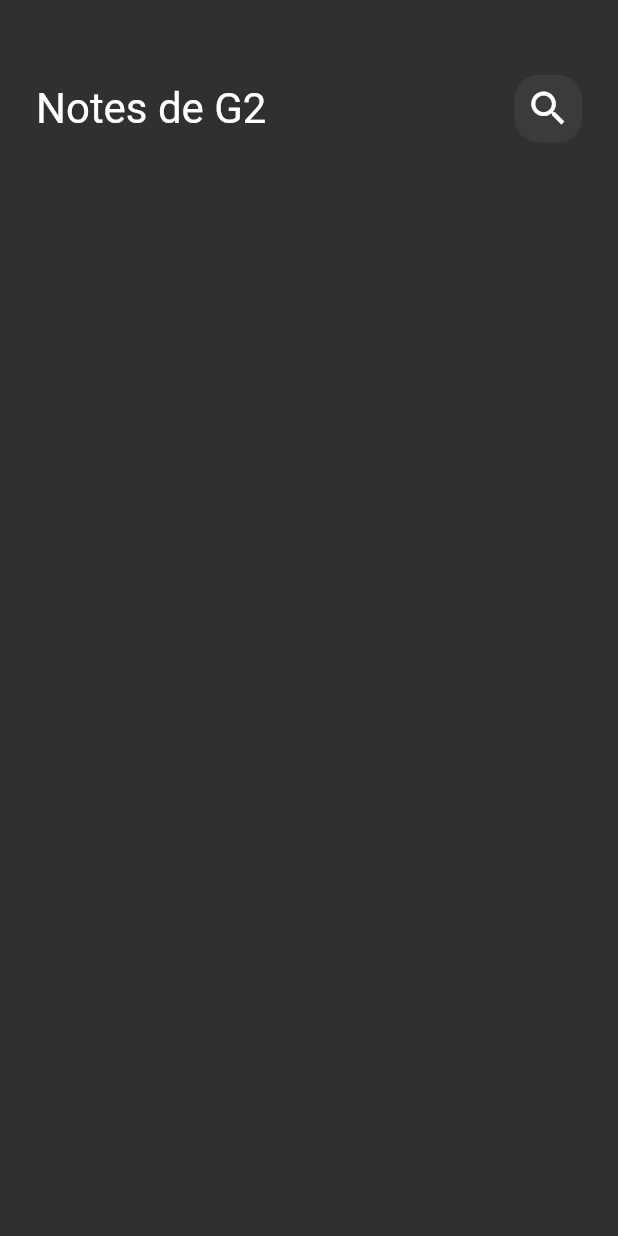
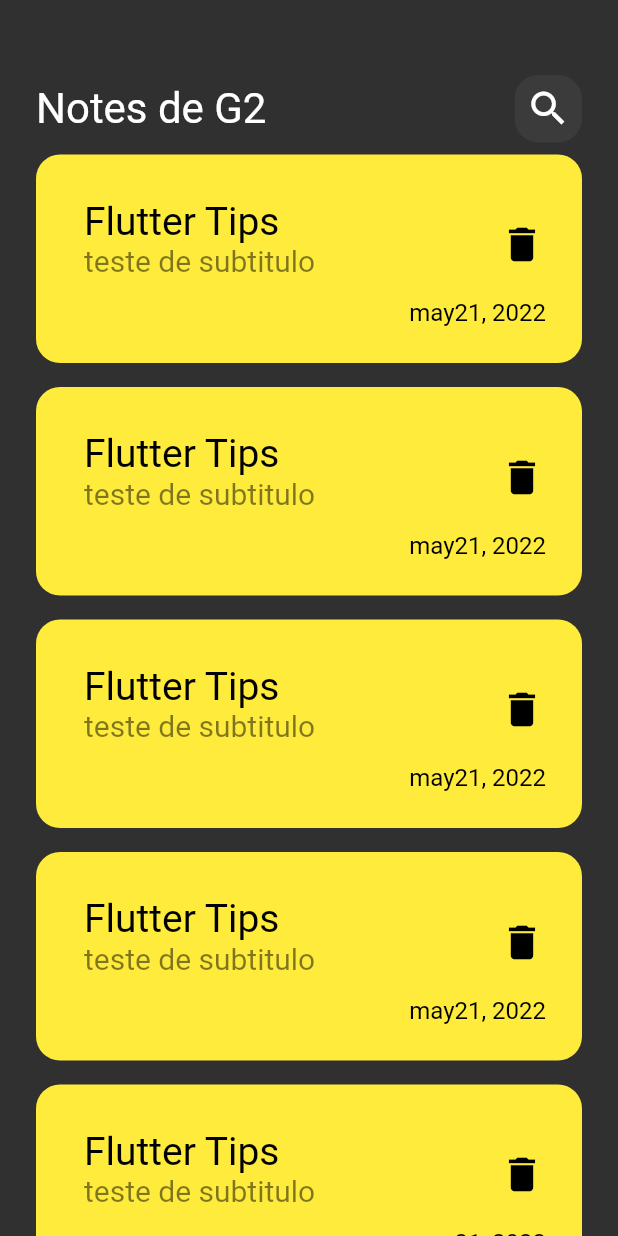
Before and after one commit to guilhermeoliveirac/Notas-App, a Flutter app: the screen it shows after launch, on a phone screen of 412 x 824 dp. Run offline on Flutter 3.47's test engine with Material 2 defaults, Android fonts, the phone set to English and light mode, and no system bars.

Commit message:
Create List and organization to note

```diff
--- /dev/null
+++ b/lib/views/widgets/custom_note_item.dart
@@ -0,0 +1,43 @@
+import 'package:flutter/material.dart';
+
+class NoteItem extends StatelessWidget {
+  const NoteItem({super.key});
+
+  @override
+  Widget build(BuildContext context) {
+    return Container(
+      padding: const EdgeInsets.only(
+        top: 24,
+        bottom: 24,
+        left: 16,
+      ),
+      decoration: BoxDecoration(
+        color: Colors.yellow,
+        borderRadius: BorderRadius.circular(16),
+      ),
+      child: Column(crossAxisAlignment: CrossAxisAlignment.end, children: [
+        ListTile(
+            title: const Text(
+              'Flutter Tips',
+              style: TextStyle(color: Colors.black, fontSize: 26),
+            ),
+            subtitle: Text(
+              'teste de subtitulo',
+              style:
+                  TextStyle(color: Colors.black.withOpacity(.5), fontSize: 20),
+            ),
+            trailing: IconButton(
+              onPressed: () {},
+              icon: Icon(Icons.delete),
+              color: Colors.black,
+              iconSize: 30,
+            )),
+        Padding(
+          padding: const EdgeInsets.only(right: 24),
+          child: Text("may21, 2022",
+              style: TextStyle(color: Colors.black, fontSize: 16)),
+        )
+      ]),
+    );
+  }
+}
--- /dev/null
+++ b/lib/views/widgets/notes_list_view.dart
@@ -0,0 +1,16 @@
+import 'package:flutter/material.dart';
+import 'package:note/views/widgets/custom_note_item.dart';
+
+class NotesListView extends StatelessWidget {
+  const NotesListView({super.key});
+
+  @override
+  Widget build(BuildContext context) {
+    return ListView.builder(itemBuilder: (context, index) {
+      return Padding(
+        padding: const EdgeInsets.symmetric(vertical: 8),
+        child: const NoteItem(),
+      );
+    });
+  }
+}
--- a/lib/views/widgets/notes_view_body.dart
+++ b/lib/views/widgets/notes_view_body.dart
@@ -1,5 +1,7 @@
 import 'package:flutter/material.dart';
 import 'package:note/views/widgets/custom_app_bar.dart';
+import 'package:note/views/widgets/custom_note_item.dart';
+import 'package:note/views/widgets/notes_list_view.dart';
 
 class NotesViewBody extends StatelessWidget {
   const NotesViewBody({super.key});
@@ -13,7 +15,8 @@ class NotesViewBody extends StatelessWidget {
           SizedBox(
             height: 50,
           ),
-          CustomAppBar()
+          CustomAppBar(),
+          Expanded(child: NotesListView()),
         ],
       ),
     );
```
Also changed, not shown: 1 other file.
